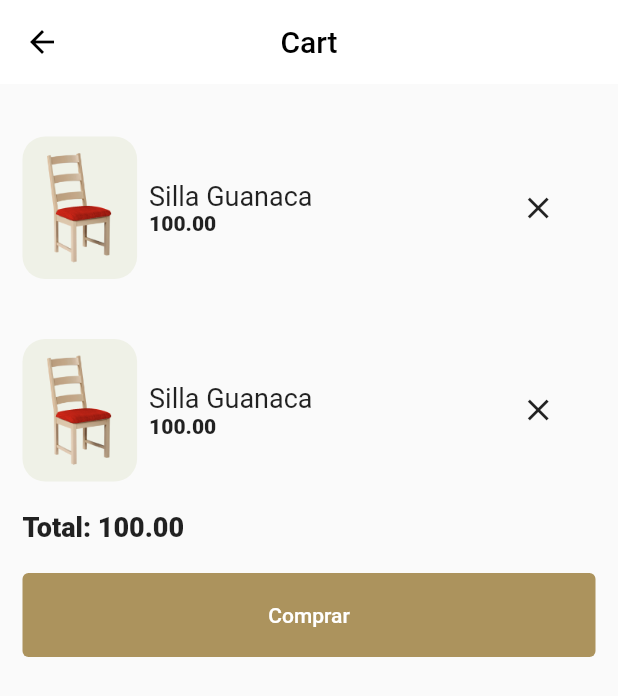
After one commit to 2533982015/ShopApp, a Flutter app: the screen it shows after launch, after a tap on the "shopping bag" icon, on a phone screen of 412 x 824 dp. The commit adds this screen. Shown: the top 696 px of the screen. Run offline on Flutter 3.47's test engine with Material 2 defaults, Android fonts, the phone set to English and light mode, and no system bars.

Commit message:
carrito de compras

```diff
--- /dev/null
+++ b/lib/pages/cart_page.dart
@@ -0,0 +1,91 @@
+import 'package:flutter/material.dart';
+
+class CartPage extends StatelessWidget {
+  const CartPage({Key? key}) : super(key: key);
+
+  @override
+  Widget build(BuildContext context) {
+    return Scaffold(
+      appBar: AppBar(
+          elevation: 0,
+          title: Text('Cart', style: TextStyle(color: Colors.black)),
+          backgroundColor: Colors.white,
+          iconTheme: IconThemeData(color: Colors.black),
+          centerTitle: true),
+      body: Padding(
+        padding: const EdgeInsets.all(15),
+        child: Column(
+          children: [
+            item(),
+            item(),
+            _confirmar(),
+          ],
+        ),
+      ),
+    );
+  }
+
+  Widget item() {
+    return Padding(
+      padding: const EdgeInsets.symmetric(vertical: 20),
+      child: Flex(direction: Axis.horizontal, children: [
+        Expanded(
+            flex: 1,
+            child: Container(
+              padding: EdgeInsets.only(top: 10, bottom: 10),
+              decoration: BoxDecoration(
+                  color: Color(0xFFEFF1E7),
+                  borderRadius: BorderRadius.circular(15)),
+              child: SizedBox(
+                  width: 50,
+                  height: 75,
+                  child: Image(
+                      image: AssetImage('assets/images/chair3.png'),
+                      fit: BoxFit.contain)),
+            )),
+        Expanded(
+            flex: 3,
+            child: Padding(
+              padding: EdgeInsets.all(8.0),
+              child: Column(
+                mainAxisAlignment: MainAxisAlignment.start,
+                crossAxisAlignment: CrossAxisAlignment.start,
+                children: [
+                  Text('Silla Guanaca', style: TextStyle(fontSize: 18)),
+                  Text('100.00', style: TextStyle(fontWeight: FontWeight.w800))
+                ],
+              ),
+            )),
+        Expanded(flex: 1, child: Icon(Icons.close))
+      ]),
+    );
+  }
+
+  Widget _confirmar() {
+    return Column(
+      crossAxisAlignment: CrossAxisAlignment.start,
+      children: [
+        Column(children: [
+          Row(children: [
+            Text('Total: 100.00',
+                textAlign: TextAlign.start,
+                style: TextStyle(fontWeight: FontWeight.w800, fontSize: 18))
+          ])
+        ]),
+        Padding(
+          padding: const EdgeInsets.symmetric(vertical: 20),
+          child: SizedBox(
+            width: double.infinity,
+            child: ElevatedButton(
+                onPressed: () {},
+                child: Text('Comprar'),
+                style: ElevatedButton.styleFrom(
+                    padding: EdgeInsets.all(20),
+                    elevation: 0,
+                    primary: Color(0XFFac935d))),
+          ),
+        )
+      ],
+    );
+  }
+}
--- a/lib/pages/products_page.dart
+++ b/lib/pages/products_page.dart
@@ -1,4 +1,5 @@
 import 'package:comercial_app/data/products.dart';
+import 'package:comercial_app/pages/cart_page.dart';
 import 'package:comercial_app/pages/product_detail_page.dart';
 import 'package:flutter/foundation.dart';
 import 'package:flutter/material.dart';
@@ -23,9 +24,13 @@ class _ProductsPageState extends State<ProductsPage> {
           backgroundColor: Colors.white,
           elevation: 0,
           actions: [
-            Padding(
-                padding: const EdgeInsets.only(right: DEFAULT_PADDING),
-                child: Icon(Icons.shopping_bag_outlined, color: Colors.black))
+            GestureDetector(
+              onTap: _toCart,
+              child: Padding(
+                  padding: const EdgeInsets.only(right: DEFAULT_PADDING),
+                  child:
+                      Icon(Icons.shopping_bag_outlined, color: Colors.black)),
+            )
           ]),
       body: Container(
           padding: const EdgeInsets.all(DEFAULT_PADDING),
@@ -127,4 +132,7 @@ class _ProductsPageState extends State<ProductsPage> {
 
   void _toDetail() => Navigator.push(
       context, MaterialPageRoute(builder: (context) => ProductDetailPage()));
+
+  void _toCart() => Navigator.push(
+      context, MaterialPageRoute(builder: (context) => CartPage()));
 }
```
